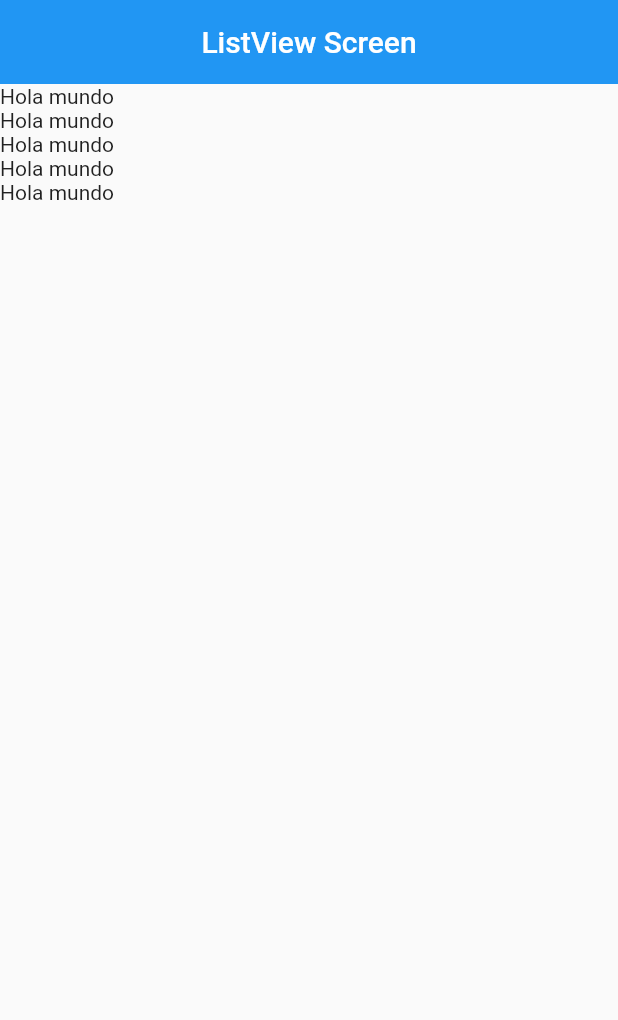
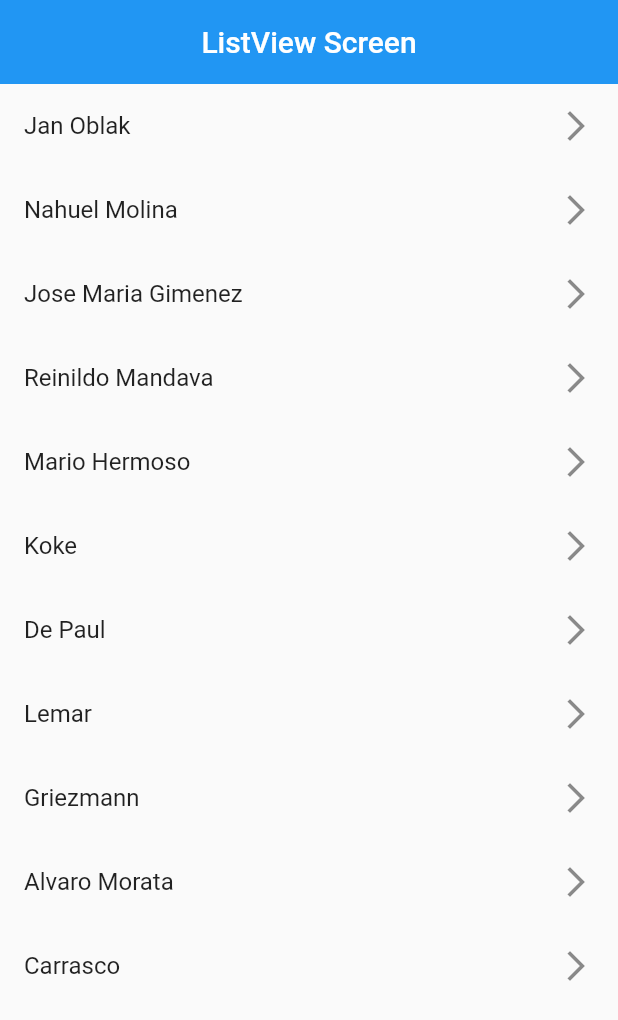
Before and after one commit to JuanjoCR98/cursoFlutter, a Flutter app: the screen it shows after launch, on a phone screen of 412 x 824 dp. Shown: the top 1020 px of the screen. Run offline on Flutter 3.47's test engine with Material 2 defaults, Android fonts, the phone set to English and light mode, and no system bars.

Commit message:
ListTile

```diff
--- a/lib/componentes/listview/listview_screen.dart
+++ b/lib/componentes/listview/listview_screen.dart
@@ -17,14 +17,17 @@ class ListViewScreen extends StatelessWidget {
 
   Widget bodyListView()
   {
+    const options = ["Jan Oblak", "Nahuel Molina", "Jose Maria Gimenez", "Reinildo Mandava", "Mario Hermoso", "Koke", "De Paul", "Lemar", "Griezmann", "Alvaro Morata", "Carrasco"];
+
     return Center(
      child: ListView(
-       children: const [
-         Text("Hola mundo"),
-         Text("Hola mundo"),
-         Text("Hola mundo"),
-         Text("Hola mundo"),
-         Text("Hola mundo")
+       children: [
+         ...options.map(
+             (jugador) => ListTile(
+               title: Text(jugador),
+               trailing: const Icon(Icons.arrow_forward_ios_outlined),
+             )
+         )
        ],
      ),
     );
```
